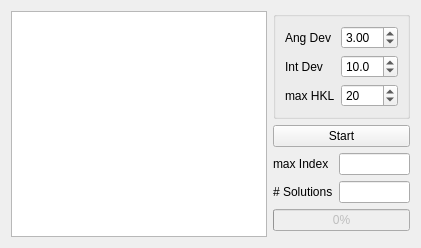
Above: ui/Indexdisplay.ui from jonasstein/clip before the change. Below: the same form after it.
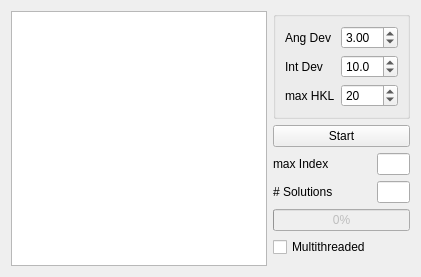
That is the form after the change. Icons and pictures are not drawn.

Patch:
```diff
--- a/ui/Indexdisplay.ui
+++ b/ui/Indexdisplay.ui
@@ -6,8 +6,8 @@
    <rect>
     <x>0</x>
     <y>0</y>
-    <width>396</width>
-    <height>224</height>
+    <width>402</width>
+    <height>277</height>
    </rect>
   </property>
   <property name="windowTitle">
@@ -18,7 +18,7 @@
     <normaloff>:/icons/icons/Index.png</normaloff>:/icons/icons/Index.png</iconset>
   </property>
   <layout class="QGridLayout" name="gridLayout_2">
-   <item row="0" column="0" rowspan="6">
+   <item row="0" column="0" rowspan="7">
     <widget class="QTableView" name="SolutionSelector">
      <property name="sizePolicy">
       <sizepolicy hsizetype="MinimumExpanding" vsizetype="Expanding">
@@ -187,7 +187,7 @@
      </property>
     </widget>
    </item>
-   <item row="5" column="1">
+   <item row="6" column="1">
     <spacer name="verticalSpacer">
      <property name="orientation">
       <enum>Qt::Vertical</enum>
@@ -200,6 +200,13 @@
      </property>
     </spacer>
    </item>
+   <item row="5" column="1">
+    <widget class="QCheckBox" name="checkBox">
+     <property name="text">
+      <string>Multithreaded</string>
+     </property>
+    </widget>
+   </item>
   </layout>
  </widget>
  <resources>
```
